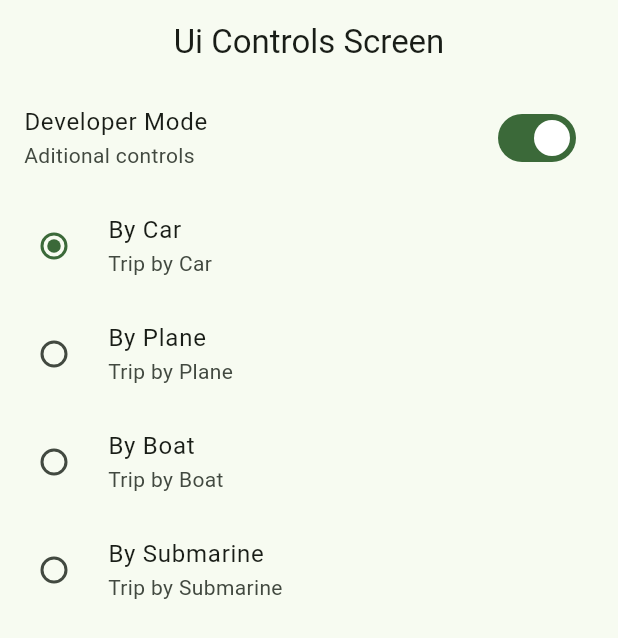
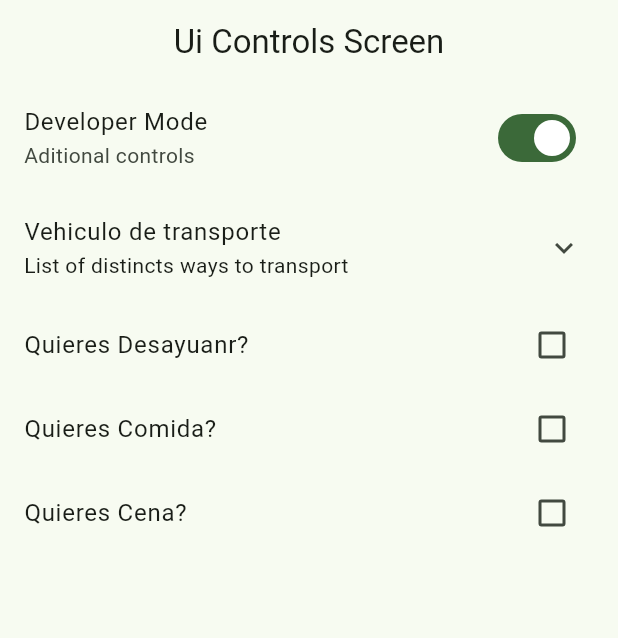
Before and after one commit to AlanMelendez/AppThemeFlutter, a Flutter app: the UiControlsScreen screen opened by its route, on a phone screen of 412 x 824 dp. Shown: the top 638 px of the screen. Run offline on Flutter 3.47's test engine with Material 3 defaults, Android fonts, the phone set to English and light mode, and no system bars; our stand-ins replace go_router.

Commit message:
Añadir opciones de comida y transporte en la pantalla de controles de UI

```diff
--- a/lib/presentation/screens/ui/ui_controls_screen.dart
+++ b/lib/presentation/screens/ui/ui_controls_screen.dart
@@ -21,6 +21,9 @@ class _UiControlsView extends StatefulWidget {
 enum Transportation { car, plane, boat, submarine }
 
 class _UiControlsViewState extends State<_UiControlsView> {
+  bool wantsBreakfast = false;
+  bool wantsDinner = false;
+  bool wantsLunch = false;
   bool isDeveloper = true;
   Transportation selectedTransportation = Transportation.car;
 
@@ -39,6 +42,10 @@ class _UiControlsViewState extends State<_UiControlsView> {
           }),
         ),
 
+        ExpansionTile(
+          title: Text('Vehiculo de transporte'),
+          subtitle: Text('List of distincts ways to transport'),
+          children: [
             RadioListTile(
               title: Text("By Car"),
               subtitle: Text('Trip by Car'),
@@ -76,6 +83,30 @@ class _UiControlsViewState extends State<_UiControlsView> {
               }),
             ),
           ],
+        ),
+
+        CheckboxListTile(
+          title: Text('Quieres Desayuanr?'),
+          value: wantsBreakfast,
+          onChanged: (value) => setState(() {
+            wantsBreakfast = !wantsBreakfast;
+          }),
+        ),
+        CheckboxListTile(
+          title: Text('Quieres Comida?'),
+          value: wantsLunch,
+          onChanged: (value) => setState(() {
+            wantsLunch = !wantsLunch;
+          }),
+        ),
+        CheckboxListTile(
+          title: Text('Quieres Cena?'),
+          value: wantsDinner,
+          onChanged: (value) => setState(() {
+            wantsDinner = !wantsDinner;
+          }),
+        ),
+      ],
     );
   }
 }
```
Lines whose indentation alone changed are shown as unchanged.
